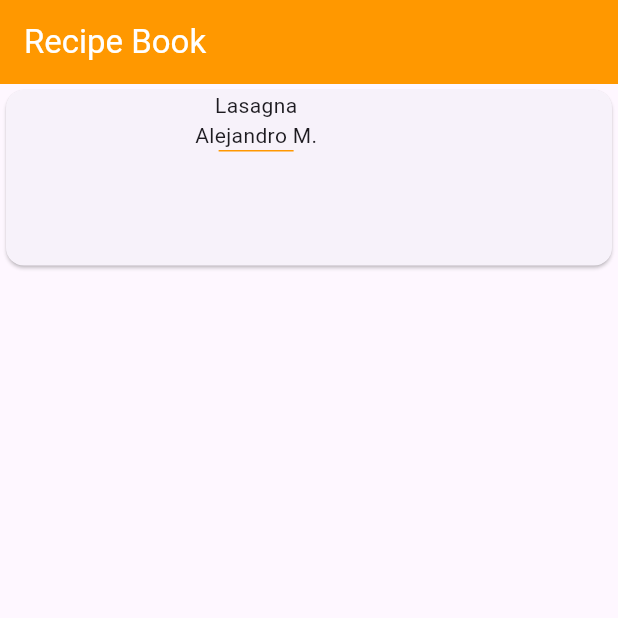
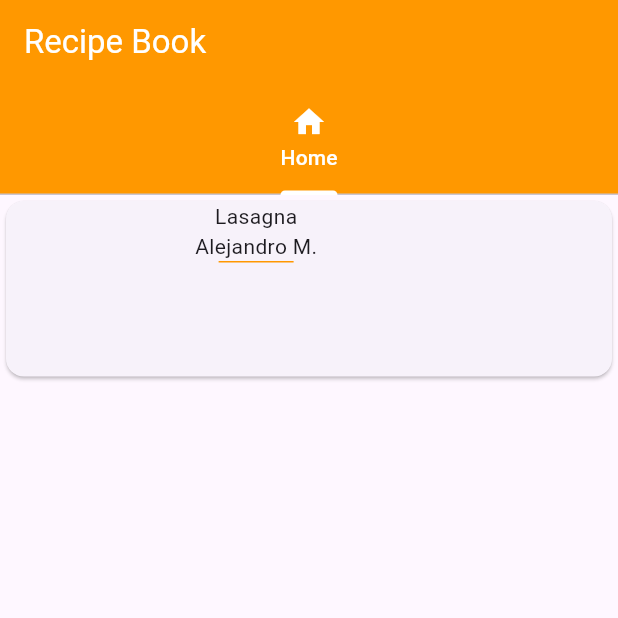
Before and after one commit to Lejomarti/repice-Book, a Flutter app: the screen it shows after launch, on a phone screen of 412 x 824 dp, the top half of it. Run offline on Flutter 3.47's test engine with Material 3 defaults, Android fonts, the phone set to English and light mode, and no system bars.

Commit message:
second commit

```diff
--- a/lib/main.dart
+++ b/lib/main.dart
@@ -1,4 +1,5 @@
 import 'package:flutter/material.dart';
+import 'package:repice_book/screens/home_screen.dart';
 
 void main() {
   runApp(const MyApp());
@@ -22,36 +23,26 @@ class RecipeBook extends StatelessWidget {
 
   @override
   Widget build(BuildContext context) {
-    return Scaffold(
-      appBar: AppBar(
-        backgroundColor: Colors.orange,
-        title: Text("Recipe Book", style: TextStyle(color: Colors.white)),
-      ),
-      body: Container(
-        width: MediaQuery.of(context).size.width,
-        height: 125,
-        child: Card(
-          child: Row(
-            children: <Widget>[
-              Container(
-                height: 125,
-                width: 100,
-                child: ClipRRect(
-                  borderRadius: BorderRadius.circular(10),
-                  child: Container(),
-                ),
-              ),
-              SizedBox(width: 26),
-              Column(
-                children: <Widget>[
-                  Text('Lasagna'),
-                  Text("Alejandro M."),
-                  Container(height: 1, width: 50, color: Colors.orange),
-                ],
+    return DefaultTabController(
+      length: 4,
+
+      child: Scaffold(
+        appBar: AppBar(
+          backgroundColor: Colors.orange,
+          title: Text("Recipe Book", style: TextStyle(color: Colors.white)),
+          bottom: TabBar(
+            indicatorColor: Colors.white,
+            labelColor: Colors.white,
+            unselectedLabelColor: Colors.grey,
+            tabs: [
+              Tab(
+                icon: Icon(Icons.home, color: Colors.white),
+                text: "Home",
               ),
             ],
           ),
         ),
+        body: TabBarView(children: [HomeScreen()]),
       ),
     );
   }
--- a/lib/screens/home_screen.dart
+++ b/lib/screens/home_screen.dart
@@ -0,0 +1,37 @@
+import 'package:flutter/material.dart';
+
+class HomeScreen extends StatelessWidget {
+  const HomeScreen({super.key});
+
+  @override
+  Widget build(BuildContext context) {
+    return  Scaffold(
+      body: Container(
+          width: MediaQuery.of(context).size.width,
+          height: 125,
+          child: Card(
+            child: Row(
+              children: <Widget>[
+                Container(
+                  height: 125,
+                  width: 100,
+                  child: ClipRRect(
+                    borderRadius: BorderRadius.circular(10),
+                    child: Container(),
+                  ),
+                ),
+                SizedBox(width: 26),
+                Column(
+                  children: <Widget>[
+                    Text('Lasagna'),
+                    Text("Alejandro M."),
+                    Container(height: 1, width: 50, color: Colors.orange),
+                  ],
+                ),
+              ],
+            ),
+          ),
+        ),
+    );
+  }
+}
```
